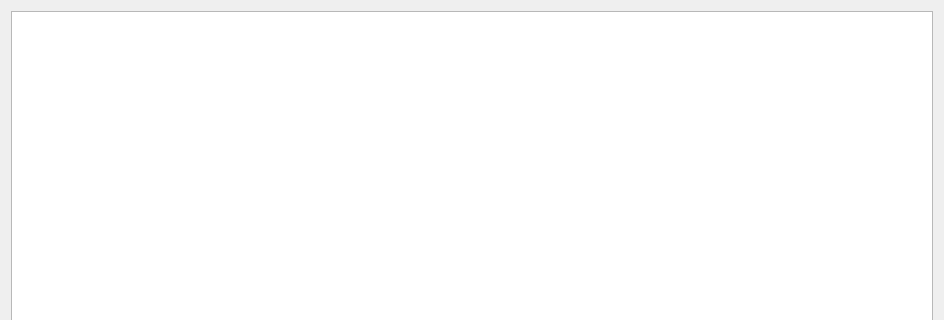
Qt form pcsmusicplayer/src/fileswidget.ui (N1vn0vem8er/pineconesnake) before a commit; both pictures show x 0 to 944 and y 0 to 320 of the 944 by 706 pixel window.
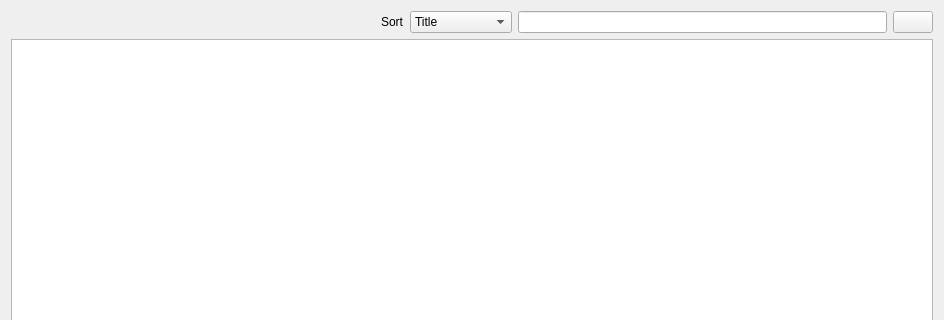
The same form after that commit. Icons and pictures are not drawn.

Commit message: Added searching and sorting for fileswidget

Patch:
```diff
--- a/pcsmusicplayer/src/fileswidget.ui
+++ b/pcsmusicplayer/src/fileswidget.ui
@@ -14,6 +14,72 @@
    <string>Form</string>
   </property>
   <layout class="QVBoxLayout" name="verticalLayout">
+   <item>
+    <layout class="QHBoxLayout" name="horizontalLayout">
+     <item>
+      <spacer name="horizontalSpacer">
+       <property name="orientation">
+        <enum>Qt::Orientation::Horizontal</enum>
+       </property>
+       <property name="sizeHint" stdset="0">
+        <size>
+         <width>40</width>
+         <height>20</height>
+        </size>
+       </property>
+      </spacer>
+     </item>
+     <item>
+      <widget class="QLabel" name="label">
+       <property name="text">
+        <string>Sort</string>
+       </property>
+      </widget>
+     </item>
+     <item>
+      <widget class="QComboBox" name="comboBox">
+       <item>
+        <property name="text">
+         <string>Title</string>
+        </property>
+       </item>
+       <item>
+        <property name="text">
+         <string>Times played</string>
+        </property>
+       </item>
+       <item>
+        <property name="text">
+         <string>Album</string>
+        </property>
+       </item>
+       <item>
+        <property name="text">
+         <string>Artist</string>
+        </property>
+       </item>
+       <item>
+        <property name="text">
+         <string>File name</string>
+        </property>
+       </item>
+      </widget>
+     </item>
+     <item>
+      <widget class="QLineEdit" name="searchBar"/>
+     </item>
+     <item>
+      <widget class="QPushButton" name="searchButton">
+       <property name="text">
+        <string/>
+       </property>
+       <property name="icon">
+        <iconset theme="QIcon::ThemeIcon::EditFind"/>
+       </property>
+      </widget>
+     </item>
+    </layout>
+   </item>
    <item>
     <widget class="QTableView" name="tableView">
      <property name="editTriggers">
```
Left out of the diff: 5 changed lines with no effect on the pictures. The commit also changes 3 other files.
